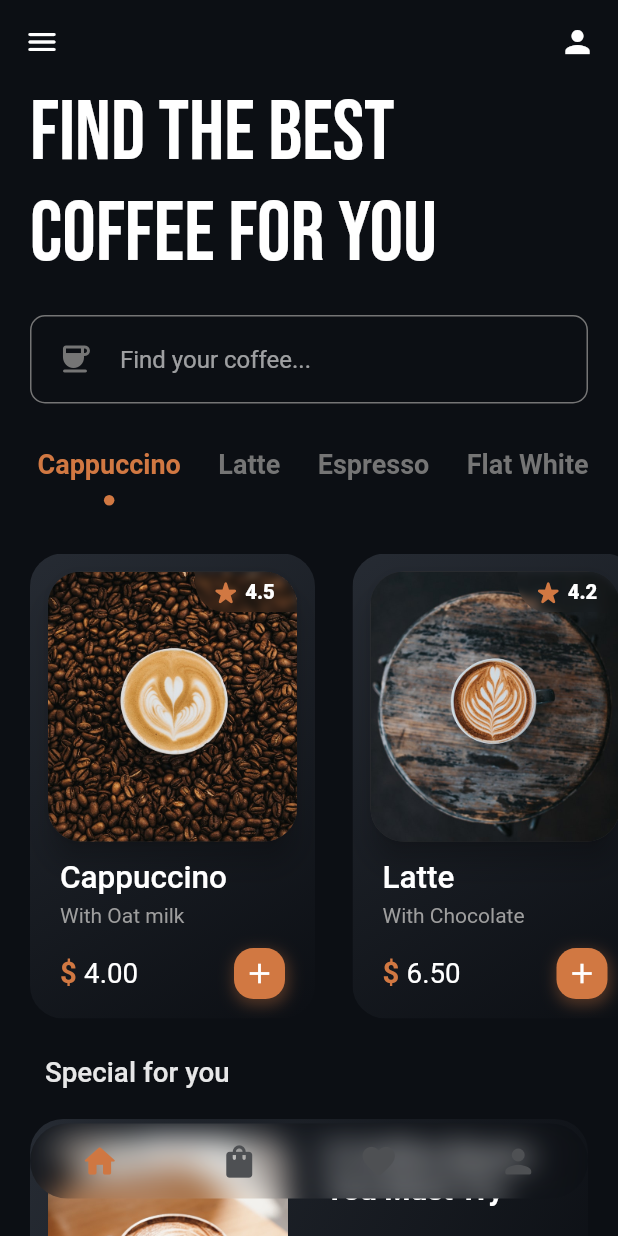
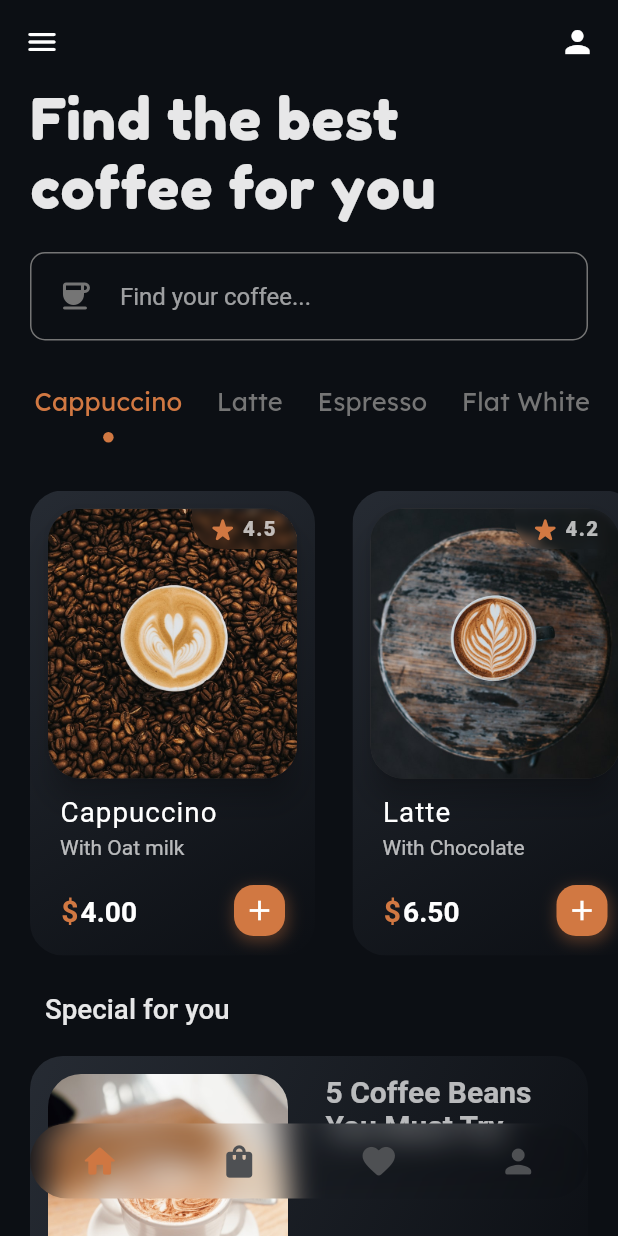
Before and after one commit to devBamidele/coffee_ui, a Flutter app: the screen it shows after launch, on a phone screen of 412 x 824 dp. Run offline on Flutter 3.47's test engine with Material 2 defaults, Android fonts, the phone set to English and light mode, and no system bars; our stand-ins replace auto_route, awesome_bottom_bar, blur, readmore, responsive_framework; Roboto replaces fonts that are missing (Manrope).

Commit message:
Working on text theming

```diff
--- a/lib/screens/home_page.dart
+++ b/lib/screens/home_page.dart
@@ -7,7 +7,6 @@ import 'package:coffee_ui/utils/components/special_for_you.dart';
 import 'package:coffee_ui/utils/constants.dart';
 import 'package:coffee_ui/utils/widget_functions.dart';
 import 'package:flutter/material.dart';
-import 'package:google_fonts/google_fonts.dart';
 
 import '../utils/components/coffee_tile.dart';
 
@@ -54,6 +53,7 @@ class _HomePageState extends State<HomePage> {
 
   @override
   Widget build(BuildContext context) {
+    ThemeData themeData = Theme.of(context);
     return GestureDetector(
       onTap: () => FocusManager.instance.primaryFocus?.unfocus(),
       child: Scaffold(
@@ -86,9 +86,7 @@ class _HomePageState extends State<HomePage> {
                         padding: EdgeInsets.symmetric(horizontal: pageSpacing),
                         child: Text(
                           'Find the best coffee for you',
-                          style: GoogleFonts.bebasNeue(
-                            fontSize: 56,
-                          ),
+                          style: themeData.textTheme.headline1,
                         ),
                       ),
                       addVerticalSpace(pageSpacing),
--- a/lib/theme_data/theme.dart
+++ b/lib/theme_data/theme.dart
@@ -4,6 +4,7 @@ import 'package:flutter/material.dart';
 class MyTheme {
   ThemeData themeData = ThemeData(
     brightness: Brightness.dark,
+    textTheme: textThemeDefault,
     scaffoldBackgroundColor: colorPrimary,
     inputDecorationTheme: InputDecorationTheme(
       // prefixIconColor: colorSec,
--- a/lib/utils/components/coffee_tile.dart
+++ b/lib/utils/components/coffee_tile.dart
@@ -27,6 +27,7 @@ class CoffeeTile extends StatelessWidget {
 
   @override
   Widget build(BuildContext context) {
+    ThemeData themeData = Theme.of(context);
     return Padding(
       padding: EdgeInsets.only(
         left: pageSpacing,
@@ -77,17 +78,14 @@ class CoffeeTile extends StatelessWidget {
                                 addHorizontalSpace(2.5),
                                 Text(
                                   rating.toString(),
-                                  style: const TextStyle(
-                                    fontSize: 13.5,
-                                    fontWeight: FontWeight.w800,
-                                  ),
+                                  style: themeData.textTheme.caption,
                                 )
                               ],
                             ),
                           ).frosted(
                             blur: 3,
                             frostColor: Colors.transparent,
-                            width: 68,
+                            width: 70,
                             height: 27,
                             borderRadius: const BorderRadius.only(
                               bottomLeft: Radius.circular(20),
@@ -106,34 +104,27 @@ class CoffeeTile extends StatelessWidget {
                     children: [
                       Text(
                         coffee,
-                        style: const TextStyle(
-                          fontSize: 21,
-                          fontWeight: FontWeight.w500,
-                        ),
+                        style: themeData.textTheme.headline5,
                       ),
                       addVerticalSpace(4),
                       Text(
                         extras,
-                        style: TextStyle(color: Colors.grey[500]),
+                        style: themeData.textTheme.bodyText2,
                       ),
-                      addVerticalSpace(14),
+                      addVerticalSpace(17),
                       Row(
                         mainAxisAlignment: MainAxisAlignment.spaceBetween,
                         children: [
                           RichText(
                             text: TextSpan(
                               children: <TextSpan>[
-                                const TextSpan(
-                                  text: '\$ ',
-                                  style: TextStyle(
-                                    color: colorSec,
-                                    fontSize: 19.5,
-                                    fontWeight: FontWeight.w700,
-                                  ),
+                                TextSpan(
+                                  text: '\$',
+                                  style: themeData.textTheme.overline,
                                 ),
                                 TextSpan(
                                   text: formatCurrency(price),
-                                  style: const TextStyle(fontSize: 18.5),
+                                  style: themeData.textTheme.headline6,
                                 ),
                               ],
                             ),
--- a/lib/utils/components/coffee_type.dart
+++ b/lib/utils/components/coffee_type.dart
@@ -16,18 +16,17 @@ class CoffeeType extends StatelessWidget {
 
   @override
   Widget build(BuildContext context) {
+    ThemeData themeData = Theme.of(context);
     return GestureDetector(
       onTap: onTap,
       child: Padding(
-        padding: const EdgeInsets.only(left: 25),
+        padding: const EdgeInsets.only(left: 23),
         child: Center(
           child: Column(
             children: [
               Text(
                 coffeeType,
-                style: TextStyle(
-                  fontSize: 18,
-                  fontWeight: FontWeight.bold,
+                style: themeData.textTheme.subtitle2?.copyWith(
                   color: selected ? colorSec : borderColor,
                 ),
               ),
--- a/lib/utils/components/icon_dot.dart
+++ b/lib/utils/components/icon_dot.dart
@@ -14,14 +14,14 @@ class IconDot extends StatelessWidget {
         ? Padding(
             padding: const EdgeInsets.only(top: 5),
             child: Container(
-              padding: const EdgeInsets.only(top: 1.5),
+              padding: const EdgeInsets.only(top: 1.7),
               decoration: const BoxDecoration(
                 color: Colors.red,
                 shape: BoxShape.circle,
               ),
               constraints: const BoxConstraints(
-                minWidth: 12,
-                minHeight: 12,
+                minWidth: 13,
+                minHeight: 13,
               ),
               child: Text(
                 counter.toString(),
--- a/lib/utils/constants.dart
+++ b/lib/utils/constants.dart
@@ -51,3 +51,56 @@ final addButtonDecoration = BoxDecoration(
 final buttonShape = RoundedRectangleBorder(
   borderRadius: BorderRadius.circular(12),
 );
+
+final TextTheme textThemeDefault = TextTheme(
+  // The Header Text
+  headline1: TextStyle(
+    fontFamily: 'FredokaOne',
+    fontSize: 38,
+    letterSpacing: 0.5,
+    color: Colors.white.withOpacity(0.9),
+  ),
+
+  // The header text for the Category tile
+  headline5: const TextStyle(
+    fontFamily: 'Manrope',
+    fontSize: 18.5,
+    letterSpacing: 0.7,
+    fontWeight: FontWeight.w400,
+    color: Colors.white,
+  ),
+
+  // The price text for the Category tile
+  headline6: const TextStyle(
+    fontFamily: 'Manrope',
+    fontSize: 18.7,
+    fontWeight: FontWeight.w600,
+    color: Colors.white,
+  ),
+
+  // The 'Extra's' text for the Category tile
+  bodyText2: TextStyle(
+    color: Colors.white.withOpacity(0.7),
+  ),
+
+  // The Coffee Types ['Cappuccino', 'Latte', 'Espresso', 'Flat White']
+  subtitle2: const TextStyle(
+    fontFamily: 'Lexend',
+    fontSize: 17,
+    fontWeight: FontWeight.w500,
+  ),
+
+  // The style for the Rating Text
+  caption: const TextStyle(
+    fontSize: 13.5,
+    letterSpacing: 1,
+    fontWeight: FontWeight.w800,
+  ),
+
+  // The style for the dollar sign
+  overline: const TextStyle(
+    color: colorSec,
+    fontSize: 20,
+    fontWeight: FontWeight.w700,
+  ),
+);
```
Also changed, not shown: pubspec.yaml (+11 -4 lines), assets/fonts/FredokaOne-Regular.ttf (added), assets/fonts/Lexend-Regular.ttf (added), assets/fonts/Manrope-Regular.ttf (added).
